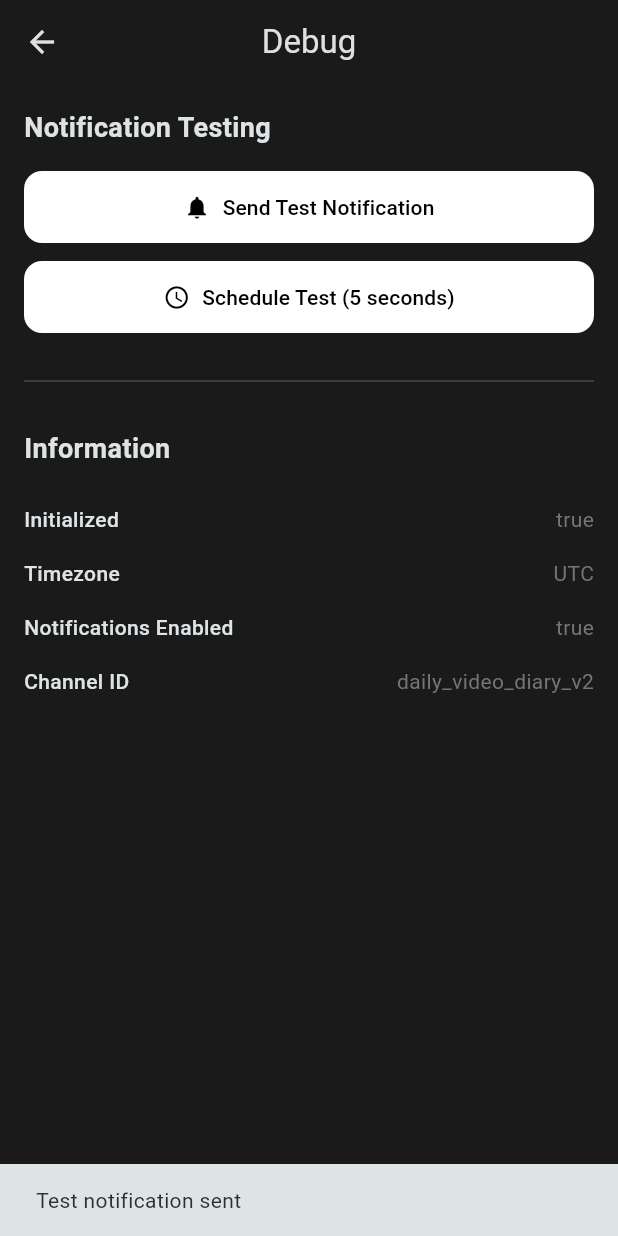
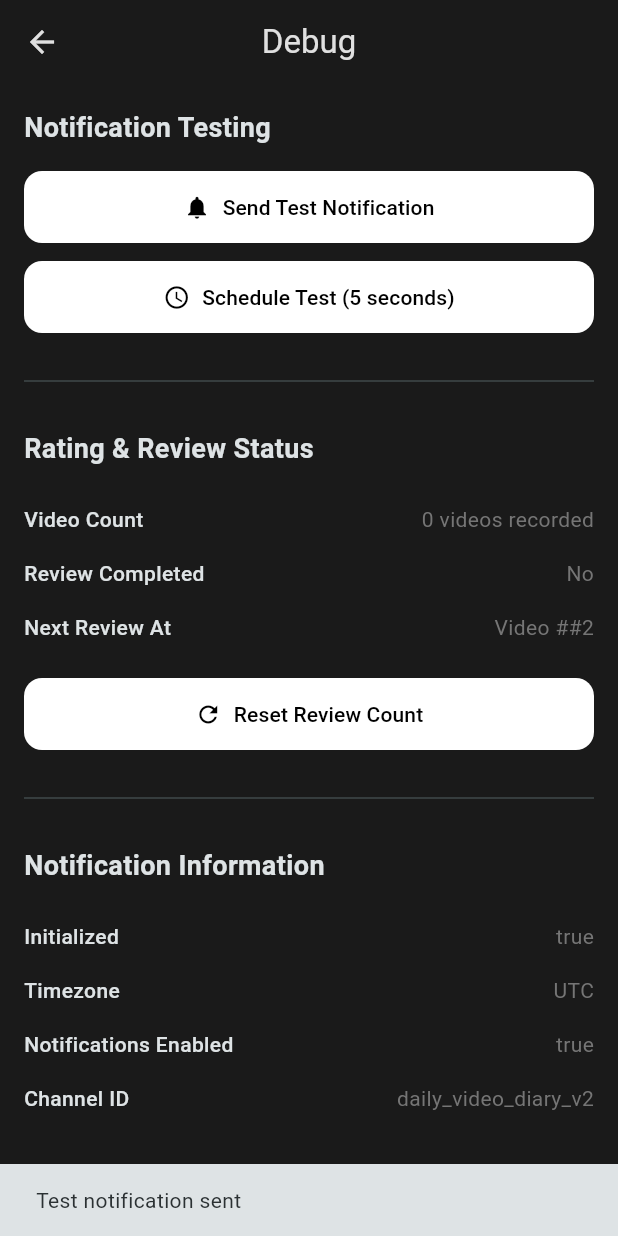
Before and after one commit to kargalar/video_diary, a Flutter app: the DebugPage screen opened by its route, after a tap on "Send Test Notification", on a phone screen of 412 x 824 dp. Run offline on Flutter 3.47's test engine with Material 3 defaults, Android fonts, the light colour scheme and no system bars; our stand-ins replace camera, flutter_local_notifications, flutter_slidable, flutter_timezone, hive_flutter, in_app_review and 6 more; missing offline and left inert: file_selector, video_thumbnail; accounts and stored records are empty.

Commit message:
debug page in app reive

```diff
--- a/lib/features/diary/view/widgets/bottom_action_buttons.dart
+++ b/lib/features/diary/view/widgets/bottom_action_buttons.dart
@@ -115,7 +115,14 @@ class BottomActionButtons extends StatelessWidget {
                   // ignore: use_build_context_synchronously
                   if (context.mounted) {
                     final reviewService = VideoReviewService();
+                    final videoCount = await reviewService.getVideoCount();
+                    final reviewCompleted = await reviewService.isReviewCompleted();
+                    debugPrint('🎬 Review Service - Before increment: Count=$videoCount, Completed=$reviewCompleted');
+
                     await reviewService.incrementVideoCountAndRequestReview();
+
+                    final newCount = await reviewService.getVideoCount();
+                    debugPrint('🎬 Review Service - After increment: Count=$newCount');
                   }
                 }
               }
--- a/lib/features/settings/view/debug_page.dart
+++ b/lib/features/settings/view/debug_page.dart
@@ -2,11 +2,17 @@ import 'package:flutter/material.dart';
 import 'package:provider/provider.dart';
 
 import '../viewmodel/settings_view_model.dart';
+import '../../../../services/video_review_service.dart';
 
-class DebugPage extends StatelessWidget {
+class DebugPage extends StatefulWidget {
   static const route = '/debug';
   const DebugPage({super.key});
 
+  @override
+  State<DebugPage> createState() => _DebugPageState();
+}
+
+class _DebugPageState extends State<DebugPage> {
   @override
   Widget build(BuildContext context) {
     final vm = context.watch<SettingsViewModel>();
@@ -41,7 +47,38 @@ class DebugPage extends StatelessWidget {
           const SizedBox(height: 24),
           const Divider(),
           const SizedBox(height: 24),
-          const Text('Information', style: TextStyle(fontSize: 18, fontWeight: FontWeight.bold)),
+          const Text('Rating & Review Status', style: TextStyle(fontSize: 18, fontWeight: FontWeight.bold)),
+          const SizedBox(height: 16),
+          FutureBuilder<Map<String, dynamic>>(
+            future: _getRatingInfo(),
+            builder: (context, snapshot) {
+              if (!snapshot.hasData) {
+                return const CircularProgressIndicator();
+              }
+              final info = snapshot.data!;
+              return Column(crossAxisAlignment: CrossAxisAlignment.start, children: [_buildInfoTile('Video Count', '${info['videoCount']} videos recorded'), _buildInfoTile('Review Completed', '${info['reviewCompleted']}'), _buildInfoTile('Next Review At', 'Video #${info['nextReviewAt']}')]);
+            },
+          ),
+          const SizedBox(height: 16),
+          ElevatedButton.icon(
+            onPressed: () async {
+              final reviewService = VideoReviewService();
+              await reviewService.resetVideoCount();
+              if (mounted) {
+                setState(() {});
+                if (mounted) {
+                  // ignore: use_build_context_synchronously
+                  ScaffoldMessenger.of(context).showSnackBar(const SnackBar(content: Text('Video count and review status reset')));
+                }
+              }
+            },
+            icon: const Icon(Icons.refresh),
+            label: const Text('Reset Review Count'),
+          ),
+          const SizedBox(height: 24),
+          const Divider(),
+          const SizedBox(height: 24),
+          const Text('Notification Information', style: TextStyle(fontSize: 18, fontWeight: FontWeight.bold)),
           const SizedBox(height: 16),
           FutureBuilder<Map<String, dynamic>>(
             future: vm.getDiagnostics(),
@@ -61,6 +98,18 @@ class DebugPage extends StatelessWidget {
     );
   }
 
+  Future<Map<String, dynamic>> _getRatingInfo() async {
+    final reviewService = VideoReviewService();
+    final videoCount = await reviewService.getVideoCount();
+    final reviewCompleted = await reviewService.isReviewCompleted();
+
+    // Calculate next review video number (every 2 videos)
+    final nextReviewVideo = ((videoCount ~/ 2) + 1) * 2;
+    final reviewStatusText = videoCount % 2 == 0 && videoCount > 0 ? 'Now!' : '#$nextReviewVideo';
+
+    return {'videoCount': videoCount, 'reviewCompleted': reviewCompleted ? 'Yes ✓' : 'No', 'nextReviewAt': reviewStatusText};
+  }
+
   Widget _buildInfoTile(String label, String value) {
     return Padding(
       padding: const EdgeInsets.symmetric(vertical: 8),
```
